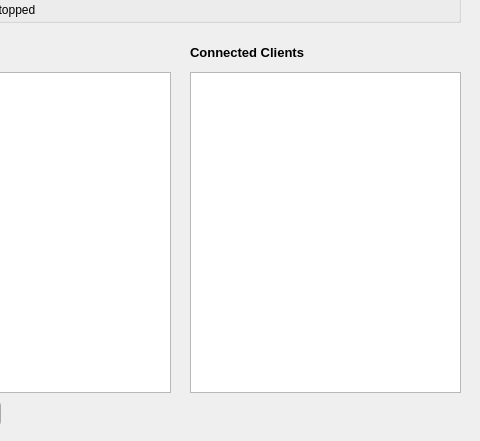
Before: the Qt Designer form Server/server.ui in MartinMinkov/Comm-Audio, drawn with Qt 5; both pictures show x 130 to 610 and y 268 to 709 of the 610 by 709 pixel window.
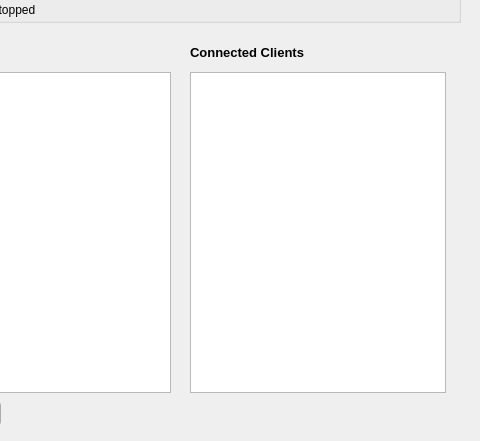
After: the same form once the commit is applied.

Commit message: Connected users now show up in GUI.  Updated user list string logic to use QString instead of std::string.

What changed in the file:
```diff
--- a/Server/server.ui
+++ b/Server/server.ui
@@ -13,16 +13,6 @@
   <property name="windowTitle">
    <string>commAudio</string>
   </property>
-  <widget class="QTextBrowser" name="testdisplay">
-   <property name="geometry">
-    <rect>
-     <x>320</x>
-     <y>340</y>
-     <width>271</width>
-     <height>321</height>
-    </rect>
-   </property>
-  </widget>
   <widget class="QGroupBox" name="groupBox">
    <property name="geometry">
     <rect>
@@ -220,6 +210,16 @@
     </property>
    </widget>
   </widget>
+  <widget class="QListWidget" name="userView">
+   <property name="geometry">
+    <rect>
+     <x>320</x>
+     <y>340</y>
+     <width>256</width>
+     <height>321</height>
+    </rect>
+   </property>
+  </widget>
  </widget>
  <layoutdefault spacing="6" margin="11"/>
  <resources/>
```
The commit also changes 8 other files.
